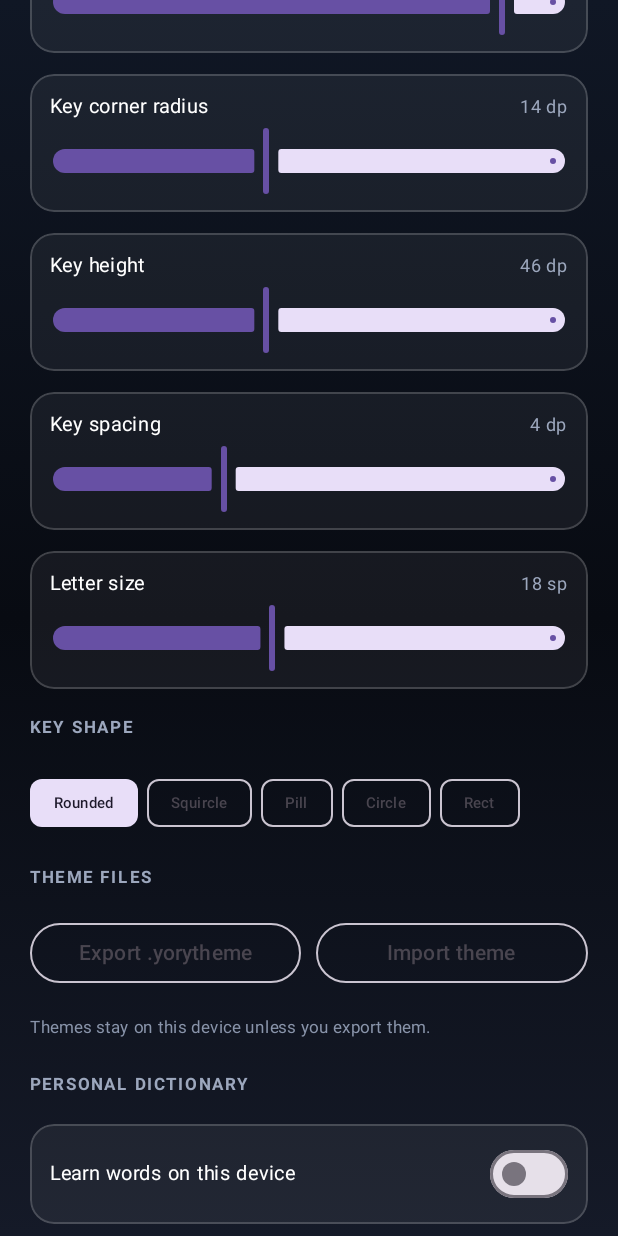
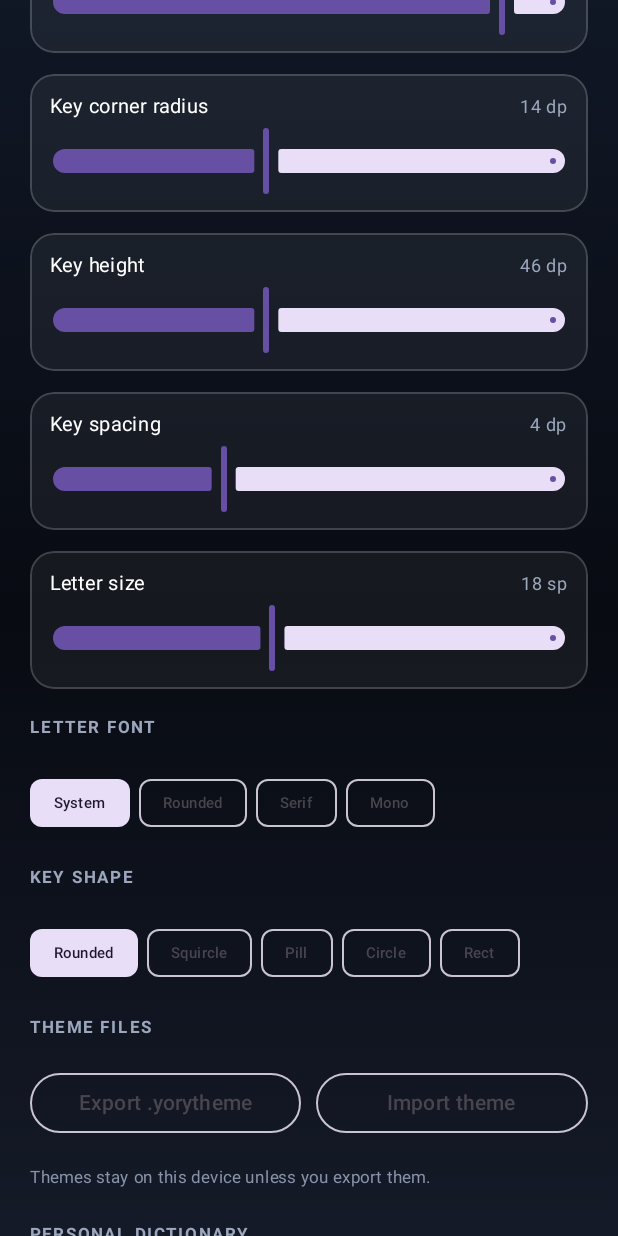
Before and after one commit to our1godjesus-beep/YORY-KEYS-, an Android app built with Jetpack Compose: the composable YoryThemesEditorScreen shown on its own in the app's theme, scrolled down 1153 dp, on a phone screen of 412 x 824 dp. Run offline under Robolectric (Android 15) with nearby library versions, the phone set to English and light mode, and no system bars; pictures from the network do not load.

Commit message:
Add glass font-family selector to Android theme studio

```diff
--- a/android/app/src/main/java/app/yory/keys/ui/YoryStudioScreen.kt
+++ b/android/app/src/main/java/app/yory/keys/ui/YoryStudioScreen.kt
@@ -205,6 +205,16 @@ internal fun YoryThemesEditorScreen(onBack: () -> Unit) {
                 SliderSetting("Letter size", theme.fontSizeSp, 12f..26f, theme.fontSizeSp.toInt().toString() + " sp") {
                     applyTheme(theme.copy(fontSizeSp = it))
                 }
+                Text("LETTER FONT", color = Color(0xFF9CA7BD), fontSize = 11.sp, fontWeight = FontWeight.Bold, letterSpacing = 1.5.sp)
+                Row(horizontalArrangement = Arrangement.spacedBy(6.dp), modifier = Modifier.fillMaxWidth()) {
+                    listOf("system", "rounded", "serif", "mono").forEach { family ->
+                        FilterChip(
+                            selected = theme.fontFamily == family,
+                            onClick = { applyTheme(theme.copy(fontFamily = family)) },
+                            label = { Text(family.replaceFirstChar { it.uppercase() }, fontSize = 10.sp) }
+                        )
+                    }
+                }
                 Text("KEY SHAPE", color = Color(0xFF9CA7BD), fontSize = 11.sp, fontWeight = FontWeight.Bold, letterSpacing = 1.5.sp)
                 Row(horizontalArrangement = Arrangement.spacedBy(6.dp), modifier = Modifier.fillMaxWidth()) {
                     listOf("rounded", "squircle", "pill", "circle", "rect").forEach { shape ->
```
